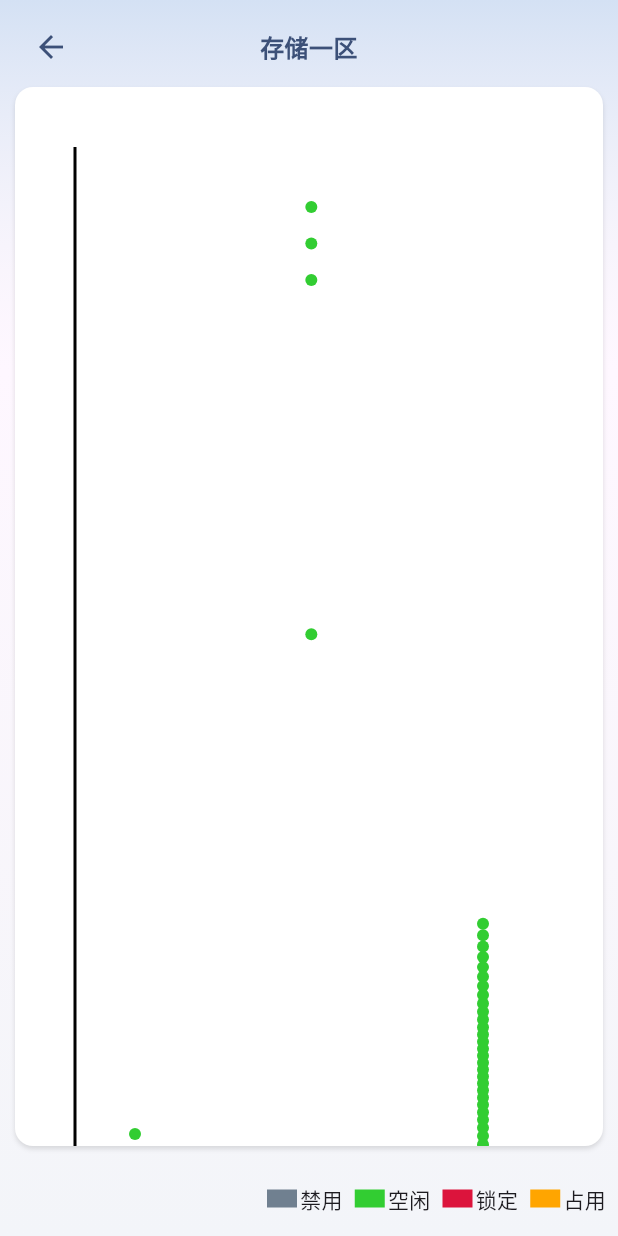
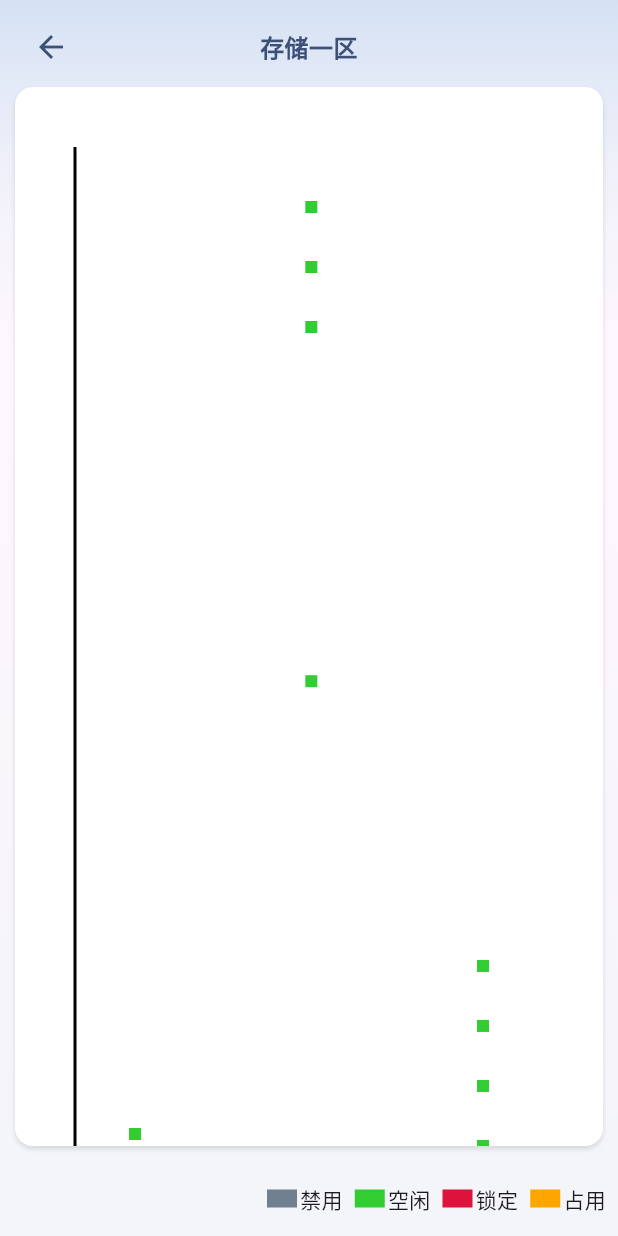
Before and after one commit to violet000/itms_mobile, a Flutter app: the screen it shows after launch, after a tap on the "visibility" icon, after a tap on "登录", after a tap on "存储一区", on a phone screen of 412 x 824 dp. Run offline on Flutter 3.47's test engine with Material 2 defaults, Android fonts, the phone set to English and light mode, and no system bars; our stand-ins replace convert, dio, file_picker, flutter_easyloading, flutter_svg, shared_preferences and 1 more; missing offline and left inert: sm_crypto; project files that could hold a hidden picture were left out.

Commit message:
fix (地图修改): 地图修改为矩形的点

```diff
--- a/lib/presentation/widgets/common/storage_location_visualizer.dart
+++ b/lib/presentation/widgets/common/storage_location_visualizer.dart
@@ -98,7 +98,7 @@
           return <String, dynamic>{...point, 'offset': offset};
         }).toList();
         // 点排斥处理，避免重叠
-        _resolveOverlap(pointsWithOffset, 8, Size(canvasWidth, canvasHeight)); // 8 = 2*radius
+        _resolveOverlap(pointsWithOffset, 16, Size(canvasWidth, canvasHeight)); // 16 = 2.0倍正方形边长，确保矩形之间有间隔
         return Row(
           children: [
             Expanded(
@@ -112,9 +112,10 @@
                     final localPos = details.localPosition;
                     for (var point in pointsWithOffset) {
                       final Offset offset = point['offset'] as Offset;
-                      double dist = (offset - localPos).distance;
-                      double radius = 4;
-                      if (dist < radius) {
+                      double halfSize = 4; // 正方形边长的一半
+                      // 检查点击位置是否在正方形范围内
+                      if ((localPos.dx >= offset.dx - halfSize && localPos.dx <= offset.dx + halfSize) &&
+                          (localPos.dy >= offset.dy - halfSize && localPos.dy <= offset.dy + halfSize)) {
                         if (widget.onTapPoint != null) widget.onTapPoint!(point);
                         break;
                       }
@@ -164,6 +165,56 @@
   void _resolveOverlap(List<Map<String, dynamic>> points, double minDist, Size canvasSize, {int maxIter = 50}) {
     for (int iter = 0; iter < maxIter; iter++) {
       bool changed = false;
+
+      // 按X坐标分组处理相同X坐标的点
+      Map<double, List<Map<String, dynamic>>> xGroups = {};
+      for (var point in points) {
+        final Offset offset = point['offset'] as Offset;
+        final double x = offset.dx;
+        xGroups.putIfAbsent(x, () => []).add(point);
+      }
+
+      // 处理相同X坐标的点，确保Y距离至少为1.2倍圆直径
+      xGroups.forEach((x, xPoints) {
+        if (xPoints.length > 1) {
+          // 按Y坐标排序
+          xPoints.sort((a, b) {
+            final Offset offsetA = a['offset'] as Offset;
+            final Offset offsetB = b['offset'] as Offset;
+            return offsetA.dy.compareTo(offsetB.dy);
+          });
+
+          // 调整Y坐标，确保相邻点间距为2.5倍正方形边长（矩形之间有间隔）
+          double minYDistance = minDist * 2.5; // 2.5倍正方形边长
+          for (int i = 1; i < xPoints.length; i++) {
+            final Offset prevOffset = xPoints[i - 1]['offset'] as Offset;
+            final Offset currentOffset = xPoints[i]['offset'] as Offset;
+            final double currentDistance = (currentOffset.dy - prevOffset.dy).abs();
+
+            if (currentDistance < minYDistance) {
+              // 计算需要移动的距离
+              final double moveDistance = minYDistance - currentDistance;
+
+              // 向下移动当前点及之后的所有点
+              for (int j = i; j < xPoints.length; j++) {
+                final Offset pointOffset = xPoints[j]['offset'] as Offset;
+                final Offset newOffset = Offset(pointOffset.dx, pointOffset.dy + moveDistance);
+
+                // 确保点不出界
+                final Offset clampedOffset = Offset(
+                  newOffset.dx,
+                  newOffset.dy.clamp(0.0, canvasSize.height),
+                );
+
+                xPoints[j]['offset'] = clampedOffset;
+              }
+              changed = true;
+            }
+          }
+        }
+      });
+
+      // 原有的全局排斥处理
       for (int i = 0; i < points.length; i++) {
         Offset oi = points[i]['offset'] as Offset;
         Offset totalMove = Offset.zero;
@@ -233,7 +284,7 @@
       Offset(padding, padding),
       axisPaint,
     );
-    // 批量渲染点，按颜色分组
+    // 批量渲染正方形，按颜色分组
     Map<Color, List<Offset>> colorGroups = {};
     for (var point in points) {
       final Offset offset = point['offset'] as Offset;
@@ -242,12 +293,21 @@
       colorGroups.putIfAbsent(color, () => []).add(offset);
     }
     final paint = Paint()
-      ..style = PaintingStyle.fill
-      ..strokeCap = StrokeCap.round;
+      ..style = PaintingStyle.fill;
+
     colorGroups.forEach((color, offsets) {
       paint.color = color;
-      paint.strokeWidth = radius * 2;
-      canvas.drawPoints(PointMode.points, offsets, paint);
+      double size = 8; // 正方形边长
+      double halfSize = size / 2;
+
+      for (var offset in offsets) {
+        final rect = Rect.fromCenter(
+          center: offset,
+          width: size,
+          height: size,
+        );
+        canvas.drawRect(rect, paint);
+      }
     });
   }
 
```
